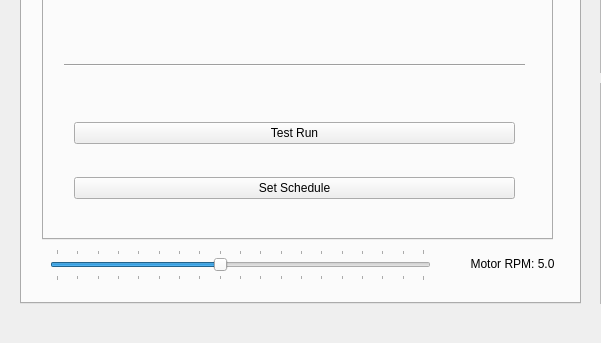
Old version of the form _ui/FlashLapse_CP.ui in the repository CoSE-Jerry/Flashlapse_NEO; both pictures show x 0 to 601 and y 327 to 670 of the 1000 by 670 pixel window.
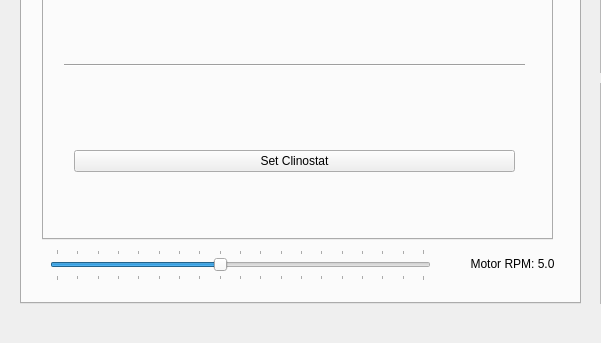
New version of the form. The open tabs and pages were chosen to show the change. Icons and pictures are not drawn.

Patch:
```diff
--- a/_ui/FlashLapse_CP.ui
+++ b/_ui/FlashLapse_CP.ui
@@ -997,23 +997,10 @@
          </rect>
         </property>
         <layout class="QVBoxLayout" name="verticalLayout_21">
-         <item>
-          <widget class="QPushButton" name="clinostatTest_pushButton">
-           <property name="text">
-            <string>Test Run</string>
-           </property>
-           <property name="checkable">
-            <bool>false</bool>
-           </property>
-           <property name="checked">
-            <bool>false</bool>
-           </property>
-          </widget>
-         </item>
          <item>
           <widget class="QPushButton" name="clinostatSet_pushButton">
            <property name="text">
-            <string>Set Schedule</string>
+            <string>Set Clinostat</string>
            </property>
           </widget>
          </item>
```
